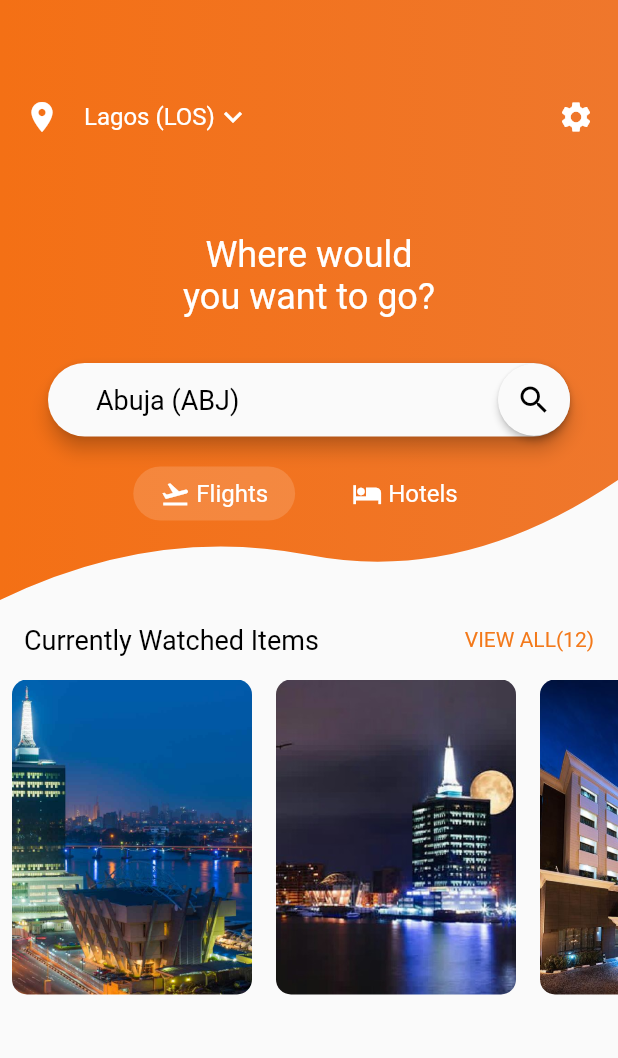
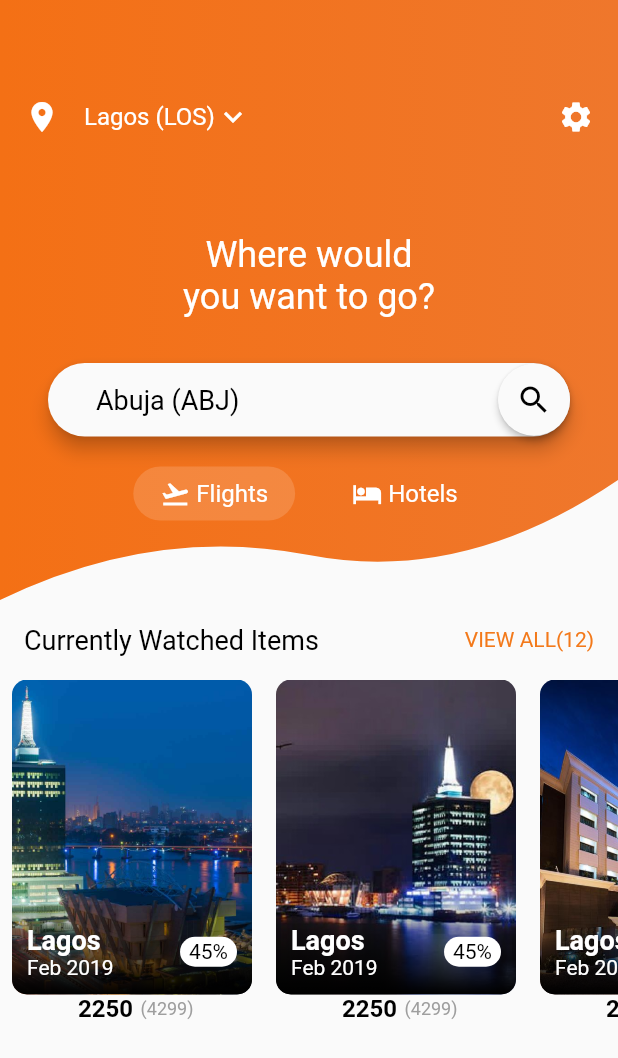
Before and after one commit to tayormi/flight-ticket-UI, a Flutter app: the screen it shows after launch, on a phone screen of 412 x 824 dp. Shown: the top 1058 px of the screen. Run offline on Flutter 3.47's test engine with Material 2 defaults, Android fonts, the phone set to English and light mode, and no system bars.

Commit message:
Added currency below city list box

```diff
--- a/lib/main.dart
+++ b/lib/main.dart
@@ -1,5 +1,6 @@
 import 'package:flutter/material.dart';
 import 'package:test_app/CustomShapeClipper.dart';
+import 'package:intl/intl.dart';
 
 void main() => runApp(MaterialApp(
   title: 'Flight List Mock Up',
@@ -11,11 +12,14 @@ class HomeScreen extends StatelessWidget {
   @override
   Widget build(BuildContext context) {
     return Scaffold(
-      body: Column(
+      body: SingleChildScrollView(
+        scrollDirection: Axis.vertical,
+        child: Column(
           children: <Widget>[
             HomeScreenTopPart(),
             homeScreenBottomPart,
           ],
+        ),
       )
     );
   }
@@ -37,7 +41,7 @@ var homeScreenBottomPart = Column(
       ),
     ),
     Container(
-      height: 210.0,
+      height: 240.0,
       child: ListView(
         scrollDirection: Axis.horizontal,
         children: cityCards
@@ -54,6 +58,9 @@ List<CityCard> cityCards = [
   CityCard("assets/images/lagos3.jpg", "Lagos", "Feb 2019", "45", "4299", "2250"),
   CityCard("assets/images/lagos4.jpg", "Lagos", "Feb 2019", "45", "4299", "2250"),
 ];
+
+final formatCurrency = NumberFormat.simpleCurrency();
+
 class CityCard extends StatelessWidget {
   final String imagePath, cityName, monthYear, discount, oldPrice, newPrice;
   CityCard(this.imagePath, this.cityName, this.monthYear, this.discount, this.oldPrice, this.newPrice);
@@ -62,16 +69,73 @@ class CityCard extends StatelessWidget {
   Widget build(BuildContext context) {
     return Padding(
       padding: const EdgeInsets.symmetric(horizontal: 8.0),
-      child: ClipRRect(
+      child: Column(
+        children: <Widget>[
+          ClipRRect(
             borderRadius: BorderRadius.all(Radius.circular(10.0)),
             child: Stack(
               children: <Widget>[
                 Container(
                   height: 210.0,
                   width: 160.0,
-              child: Image.asset(imagePath, fit: BoxFit.cover),)
+                  child: Image.asset(imagePath, fit: BoxFit.cover),),
+                Positioned(
+                  left: 0.0,
+                  bottom: 0.0,
+                  width: 160.0,
+                  height: 60.0,
+                  child: Container(
+                    decoration: new BoxDecoration(
+                      gradient: LinearGradient(
+                        begin: Alignment.bottomCenter,
+                          end: Alignment.topCenter,
+                          colors: [
+                        Colors.black, Colors.black.withOpacity(0.1),
+                      ])
+                    ),
+                  ),
+                ),
+                Positioned(
+                  left: 10.0,
+                  bottom: 10.0,
+                  right: 10.0,
+                  child: Row(
+                    mainAxisSize: MainAxisSize.max,
+                    mainAxisAlignment: MainAxisAlignment.spaceBetween,
+                    children: <Widget>[
+                      Column(
+                        crossAxisAlignment: CrossAxisAlignment.start,
+                        children: <Widget>[
+                          Text(cityName, style: TextStyle(fontWeight: FontWeight.bold, color: Colors.white, fontSize: 18.0),),
+                          Text(monthYear, style: TextStyle(fontWeight: FontWeight.normal, color: Colors.white, fontSize: 14.0),),
+
                         ],
                       ),
+                      Container(
+                        padding: EdgeInsets.symmetric(horizontal: 6.0, vertical: 2.0),
+                        decoration: BoxDecoration(
+                          color: Colors.white,
+                          shape: BoxShape.rectangle,
+                          borderRadius: BorderRadius.all(Radius.circular(10.0),)
+                        ),
+                        child: Text("$discount%", style: TextStyle(fontSize: 14.0, color: Colors.black),),)
+                      ],
+                  ),
+                )
+              ],
+            ),
+          ),
+          Row(
+            mainAxisSize: MainAxisSize.max,
+            mainAxisAlignment: MainAxisAlignment.start,
+            children: <Widget>[
+              SizedBox(width: 5.0),
+              Text(newPrice, style: TextStyle(color: Colors.black, fontWeight: FontWeight.bold, fontSize: 16.0),),
+              SizedBox(width: 5.0,),
+              Text('($oldPrice)', style: TextStyle(color: Colors.grey, fontWeight: FontWeight.normal, fontSize: 12.0),),
+            ],
+          )
+        ],
       ),
     );
   }
--- a/pubspec.yaml
+++ b/pubspec.yaml
@@ -19,6 +19,7 @@ dependencies:
   # The following adds the Cupertino Icons font to your application.
   # Use with the CupertinoIcons class for iOS style icons.
   cupertino_icons: ^0.1.2
+  intl:
 
 dev_dependencies:
   flutter_test:
```
Lines whose indentation alone changed are shown as unchanged.
